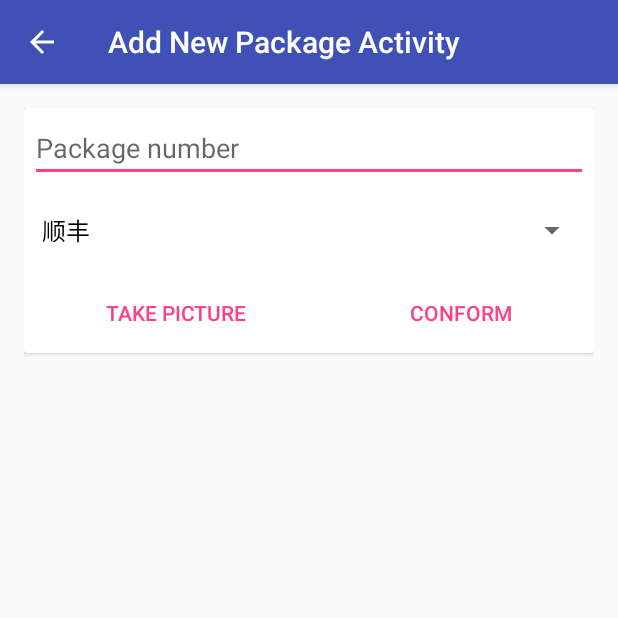
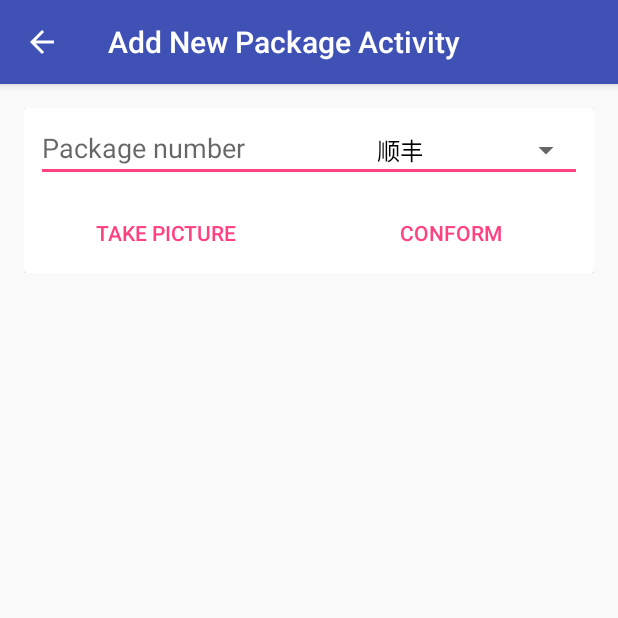
Before and after one commit to enihsyou/PackageTracker, an Android app: the AddNewPackageActivity screen opened directly, with no data from a screen before it, on a phone screen of 412 x 824 dp, the top half of it. Run offline under Robolectric (Android 15) with nearby library versions, the light colour scheme and no system bars.

Commit message:
展示快递信息

```diff
--- a/app/src/main/res/layout/activity_add_new_package.xml
+++ b/app/src/main/res/layout/activity_add_new_package.xml
@@ -1,62 +1,79 @@
-<?xml version="1.0" encoding="utf-8"?>
-<LinearLayout xmlns:android="http://schemas.android.com/apk/res/android"
+<?xml version="1.0" encoding="utf-8"?><!--提供滚动功能-->
+<ScrollView xmlns:android="http://schemas.android.com/apk/res/android"
     xmlns:tools="http://schemas.android.com/tools"
-    android:id="@+id/activity_add_new_package"
     android:layout_width="match_parent"
     android:layout_height="match_parent"
+    android:orientation="vertical"
+    tools:context="com.enihsyou.shane.packagetracker.AddNewPackageActivity">
+    <!--只能包含一个滚动元素，由于需要在下面添加另外的卡片，所以把东西都包起来-->
+    <LinearLayout
+        android:id="@+id/new_card_container"
+        android:layout_width="match_parent"
+        android:layout_height="wrap_content"
         android:orientation="vertical"
         android:paddingBottom="@dimen/activity_vertical_margin"
         android:paddingLeft="@dimen/activity_horizontal_margin"
         android:paddingRight="@dimen/activity_horizontal_margin"
-    android:paddingTop="@dimen/activity_vertical_margin"
-    tools:context="com.enihsyou.shane.packagetracker.AddNewPackageActivity">
+        android:paddingTop="@dimen/activity_vertical_margin">
+        <!--添加追踪信息用的卡片-->
         <android.support.v7.widget.CardView
             android:layout_width="match_parent"
             android:layout_height="wrap_content">
+            <!--由上下两部分组成-->
             <LinearLayout
                 android:layout_width="match_parent"
                 android:layout_height="wrap_content"
                 android:orientation="vertical">
+                <!--上面，一个输入框，一个预测快递公司的下拉框-->
+                <RelativeLayout
+                    android:layout_width="match_parent"
+                    android:layout_height="wrap_content">
                     <EditText
                         android:id="@+id/package_number_input"
                         android:layout_width="match_parent"
                         android:layout_height="wrap_content"
-                android:layout_margin="4dp"
+                        android:layout_alignParentStart="true"
+                        android:layout_marginBottom="4dp"
+                        android:layout_marginEnd="8dp"
+                        android:layout_marginStart="8dp"
+                        android:layout_marginTop="4dp"
                         android:hint="@string/package_number"
                         android:imeOptions="actionDone"
                         android:inputType="text"
+                        android:maxLength="20"
                         android:maxLines="1" />
                     <Spinner
                         android:id="@+id/company_spinner"
-                android:layout_width="match_parent"
+                        android:layout_width="wrap_content"
                         android:layout_height="wrap_content"
-                android:layout_margin="4dp" />
-
+                        android:layout_alignParentEnd="true"
+                        android:layout_marginBottom="4dp"
+                        android:layout_marginEnd="8dp"
+                        android:layout_marginStart="8dp"
+                        android:layout_marginTop="4dp" />
+                </RelativeLayout>
+                <!--下面，一个拍二维码的按钮和一个确认按钮-->
                 <LinearLayout
                     style="?android:attr/buttonBarStyle"
                     android:layout_width="match_parent"
-                android:layout_height="match_parent"
+                    android:layout_height="wrap_content"
                     android:orientation="horizontal">
                     <Button
                         android:id="@+id/button_take_picture"
                         style="?android:attr/buttonBarButtonStyle"
-                    android:layout_width="wrap_content"
+                        android:layout_width="0dp"
                         android:layout_height="wrap_content"
                         android:layout_weight="1"
                         android:text="@string/button_take_picture" />
                     <Button
                         android:id="@+id/button_conform"
                         style="?android:attr/buttonBarButtonStyle"
-                    android:layout_width="wrap_content"
+                        android:layout_width="0dp"
                         android:layout_height="wrap_content"
                         android:layout_weight="1"
                         android:text="@string/button_conform" />
                 </LinearLayout>
             </LinearLayout>
         </android.support.v7.widget.CardView>
-    <FrameLayout
-        android:layout_width="match_parent"
-        android:layout_height="wrap_content">
-
-    </FrameLayout>
     </LinearLayout>
+</ScrollView>
--- a/app/src/main/res/values/strings.xml
+++ b/app/src/main/res/values/strings.xml
@@ -167,5 +167,5 @@
 "when a user tries to pick up one of cards.\n\n"
 </string>
     <string name="title_activity_package_state">PackageStateActivity</string>
-    <string name="section_format">Hello World from section: %1$d</string><string name="buy_buy_buy">BUY! BUY! BUY!</string><string name="package_number">Package number</string><string name="button_take_picture">Take Picture</string><string name="button_conform">Conform</string><string name="title_activity_add_new">Add New Package Activity</string><string name="title_activity_send_new">Send New Package Activity</string>
+    <string name="section_format">Hello World from section: %1$d</string><string name="buy_buy_buy">BUY! BUY! BUY!</string><string name="package_number">Package number</string><string name="button_take_picture">Take Picture</string><string name="button_conform">Conform</string><string name="title_activity_add_new">Add New Package Activity</string><string name="title_activity_send_new">Send New Package Activity</string><string name="company_logo">Company_LOGO</string>
 </resources>
```
Also changed, not shown: app/src/main/java/com/enihsyou/shane/packagetracker/AddNewPackageActivity.java (+40 -4 lines), app/src/main/java/com/enihsyou/shane/packagetracker/CompanyCodeToString.java (+8 -0 lines), app/src/main/java/com/enihsyou/shane/packagetracker/PackageEachTraffic.java (+9 -0 lines), app/src/main/res/layout/card_package.xml (added, +66 -0 lines), app/src/main/res/layout/traffic_detail.xml (added, +20 -0 lines), 1 other file. Lines whose indentation alone changed are shown as unchanged.
